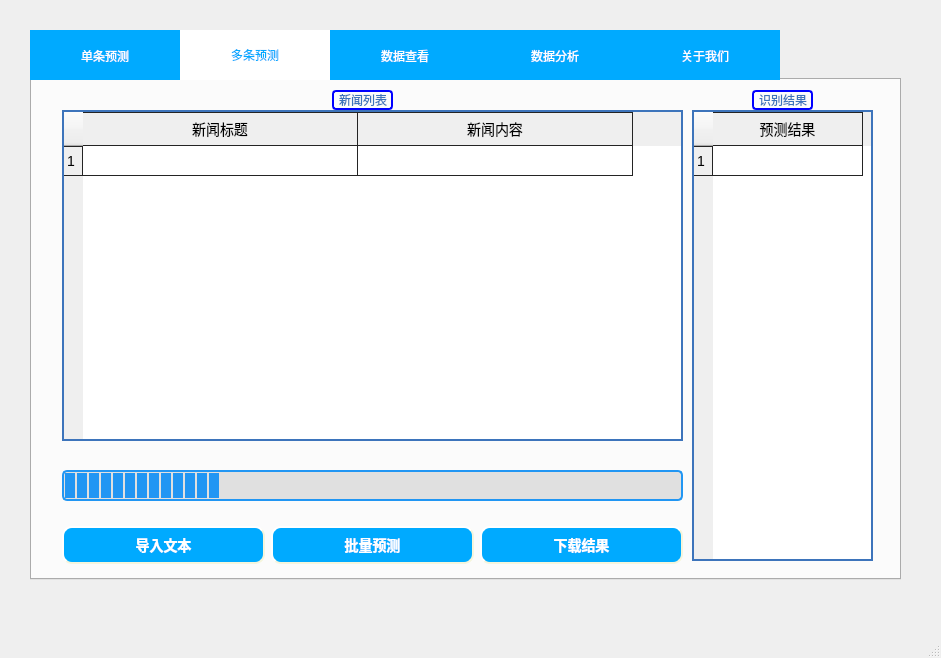
This is news.ui in dragonbra/Meows as Qt 5 draws it before an edit. The edited form follows.
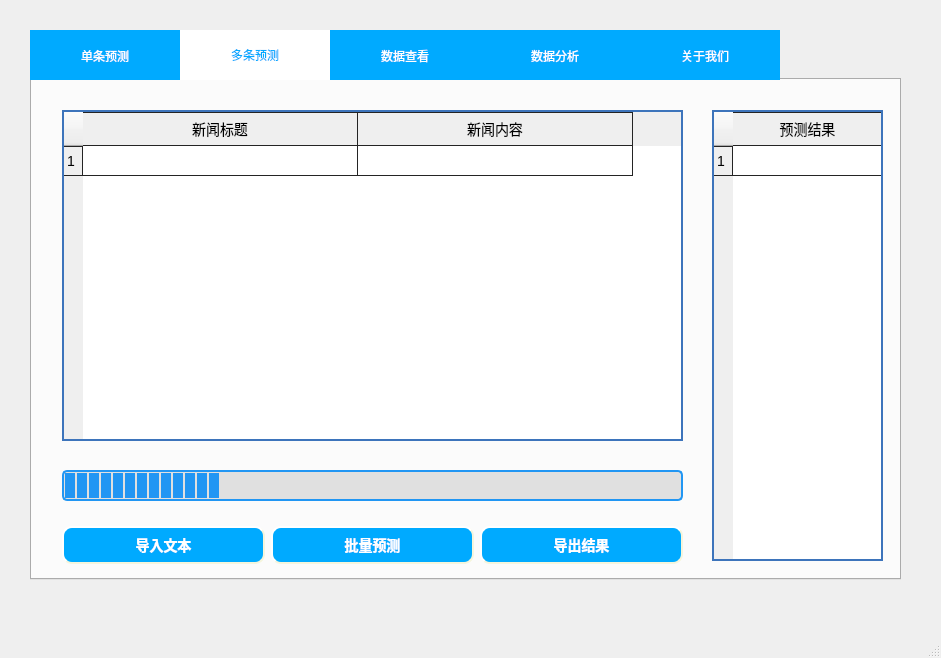
This is the edited form. The open tabs and pages were chosen to show the change.

Patch:
```diff
--- a/news.ui
+++ b/news.ui
@@ -434,7 +434,7 @@
 }</string>
           </property>
           <property name="text">
-           <string>下载结果</string>
+           <string>导出结果</string>
           </property>
          </widget>
         </item>
@@ -471,49 +471,7 @@
         <bool>false</bool>
        </property>
       </widget>
-      <widget class="QLabel" name="label_3">
-       <property name="geometry">
-        <rect>
-         <x>720</x>
-         <y>10</y>
-         <width>61</width>
-         <height>20</height>
-        </rect>
-       </property>
-       <property name="styleSheet">
-        <string notr="true">QLabel{
-	color:#3D74BB;
-	border: 2px solid blue;
-    border-radius: 4px;
-    padding: 2px;
-}</string>
-       </property>
-       <property name="text">
-        <string>识别结果</string>
-       </property>
-      </widget>
-      <widget class="QLabel" name="label_4">
-       <property name="geometry">
-        <rect>
-         <x>300</x>
-         <y>10</y>
-         <width>61</width>
-         <height>20</height>
-        </rect>
-       </property>
-       <property name="styleSheet">
-        <string notr="true">QLabel{
-	color:#3D74BB;
-	border: 2px solid blue;
-    border-radius: 4px;
-    padding: 2px;
-}</string>
-       </property>
-       <property name="text">
-        <string>新闻列表</string>
-       </property>
-      </widget>
-      <widget class="QTableWidget" name="mulityNewsTable">
+      <widget class="QTableWidget" name="multiNewsTable">
        <property name="geometry">
         <rect>
          <x>30</x>
@@ -602,9 +560,9 @@
       <widget class="QTableWidget" name="mulityResultsTable">
        <property name="geometry">
         <rect>
-         <x>660</x>
+         <x>680</x>
          <y>30</y>
-         <width>181</width>
+         <width>171</width>
          <height>451</height>
         </rect>
        </property>
```
Left out of the diff: 85 changed lines with no effect on the pictures.
